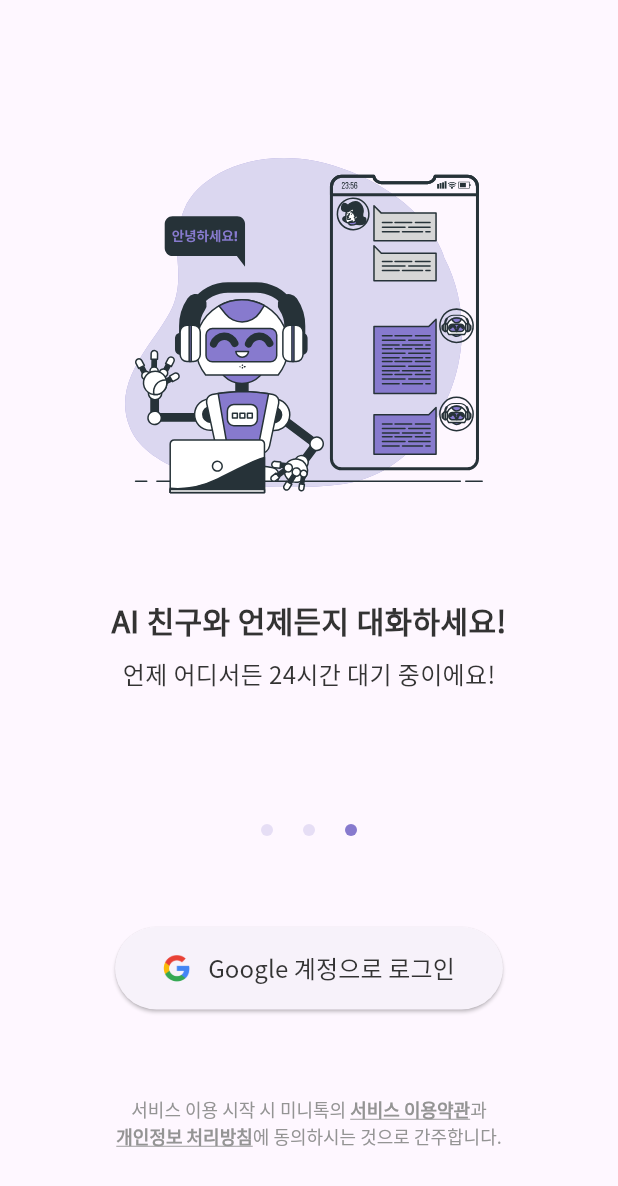
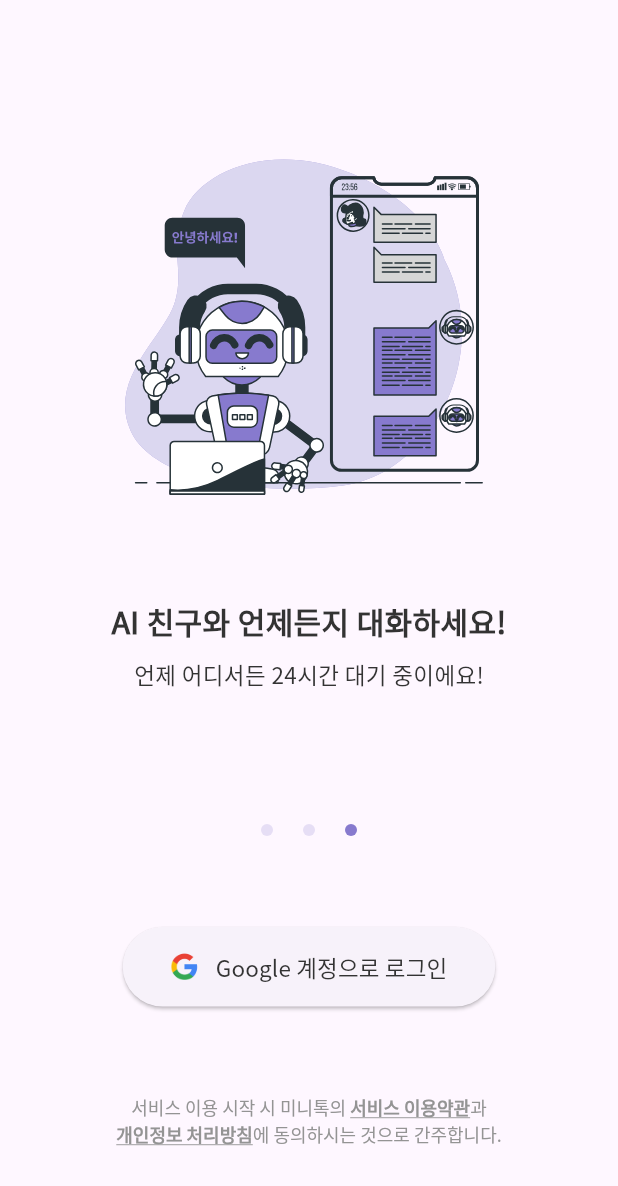
Before and after one commit to Yunsung-Jo/mini-talk-frontend, a Flutter app: the screen it shows after launch, swiped to page 3, on a phone screen of 412 x 824 dp. Shown: the top 1186 px of the screen. Run offline on Flutter 3.47's test engine with Material 3 defaults, Android fonts, the phone set to English and light mode, and no system bars; drawn by our look-alikes of smooth_page_indicator; our stand-ins replace flutter_svg, google_fonts.

Commit message:
refactor: TextStyle 이름 변경 • fontSize를 16에서 15로 수정 • title, content 구분 없이 notoSans로 이름 변경

```diff
--- a/lib/res/components/illustration_widget.dart
+++ b/lib/res/components/illustration_widget.dart
@@ -21,9 +21,9 @@ class IllustrationWidget extends StatelessWidget {
       children: [
         SvgPicture.asset(assetName),
         const SizedBox(height: 50,),
-        Text(title, style: AppTextStyle.instance.titleBold_20),
+        Text(title, style: AppTextStyle.instance.notoSansBold20),
         const SizedBox(height: 10,),
-        Text(subtitle, style: AppTextStyle.instance.content_16),
+        Text(subtitle, style: AppTextStyle.instance.notoSans15),
       ],
     );
   }
--- a/lib/res/style/text_style.dart
+++ b/lib/res/style/text_style.dart
@@ -6,35 +6,35 @@ class AppTextStyle {
   static AppTextStyle instance = AppTextStyle._init();
   AppTextStyle._init();
 
-  final TextStyle titleBold_30 = GoogleFonts.notoSansKr(
+  final TextStyle notoSansBold30 = GoogleFonts.notoSansKr(
     color: AppColors.primary,
     fontSize: 30,
     fontWeight: FontWeight.bold,
   );
 
-  final TextStyle titleBold_25 = GoogleFonts.notoSansKr(
+  final TextStyle notoSansBold25 = GoogleFonts.notoSansKr(
     color: AppColors.text,
     fontSize: 25,
     fontWeight: FontWeight.bold,
   );
 
-  final TextStyle titleBold_20 = GoogleFonts.notoSansKr(
+  final TextStyle notoSansBold20 = GoogleFonts.notoSansKr(
     color: AppColors.text,
     fontSize: 20,
     fontWeight: FontWeight.bold
   );
 
-  final TextStyle content_16 = GoogleFonts.notoSansKr(
+  final TextStyle notoSans15 = GoogleFonts.notoSansKr(
     color: AppColors.text,
-    fontSize: 16,
+    fontSize: 15,
   );
 
-  final TextStyle content_12 = GoogleFonts.notoSansKr(
+  final TextStyle notoSans12 = GoogleFonts.notoSansKr(
     color: AppColors.hint,
     fontSize: 12,
   );
 
-  final TextStyle contentBold_12 = GoogleFonts.notoSansKr(
+  final TextStyle notoSansBold12 = GoogleFonts.notoSansKr(
     color: AppColors.hint,
     fontSize: 12,
     fontWeight: FontWeight.bold,
--- a/lib/view/onboard/onboard_screen.dart
+++ b/lib/view/onboard/onboard_screen.dart
@@ -33,7 +33,7 @@ class OnboardScreen extends StatelessWidget {
                   mainAxisAlignment: MainAxisAlignment.center,
                   crossAxisAlignment: CrossAxisAlignment.start,
                   children: [
-                    Text("나만을 위한 AI 친구", style: AppTextStyle.instance.titleBold_25),
+                    Text("나만을 위한 AI 친구", style: AppTextStyle.instance.notoSansBold25),
                     Row(
                       children: [
                         Padding(
@@ -44,7 +44,7 @@ class OnboardScreen extends StatelessWidget {
                           ),
                         ),
                         const SizedBox(width: 5,),
-                        Text("미니톡", style: AppTextStyle.instance.titleBold_30),
+                        Text("미니톡", style: AppTextStyle.instance.notoSansBold30),
                       ],
                     ),
                   ],
@@ -99,7 +99,7 @@ class OnboardScreen extends StatelessWidget {
                       children: [
                         Image.asset(Assets.googleLogo, width: 18,),
                         const SizedBox(width: 12,),
-                        Text("Google 계정으로 로그인", style: AppTextStyle.instance.content_16),
+                        Text("Google 계정으로 로그인", style: AppTextStyle.instance.notoSans15),
                       ],
                     ),
                   ),
@@ -113,11 +113,11 @@ class OnboardScreen extends StatelessWidget {
                       textAlign: TextAlign.center,
                       text: TextSpan(
                         children: [
-                          TextSpan(text: "서비스 이용 시작 시 미니톡의 ", style: AppTextStyle.instance.content_12),
-                          TextSpan(text: "서비스 이용약관", style: AppTextStyle.instance.contentBold_12),
-                          TextSpan(text: "과\n", style: AppTextStyle.instance.content_12),
-                          TextSpan(text: "개인정보 처리방침", style: AppTextStyle.instance.contentBold_12),
-                          TextSpan(text: "에 동의하시는 것으로 간주합니다.", style: AppTextStyle.instance.content_12),
+                          TextSpan(text: "서비스 이용 시작 시 미니톡의 ", style: AppTextStyle.instance.notoSans12),
+                          TextSpan(text: "서비스 이용약관", style: AppTextStyle.instance.notoSansBold12),
+                          TextSpan(text: "과\n", style: AppTextStyle.instance.notoSans12),
+                          TextSpan(text: "개인정보 처리방침", style: AppTextStyle.instance.notoSansBold12),
+                          TextSpan(text: "에 동의하시는 것으로 간주합니다.", style: AppTextStyle.instance.notoSans12),
                         ],
                       ),
                     ),
```
